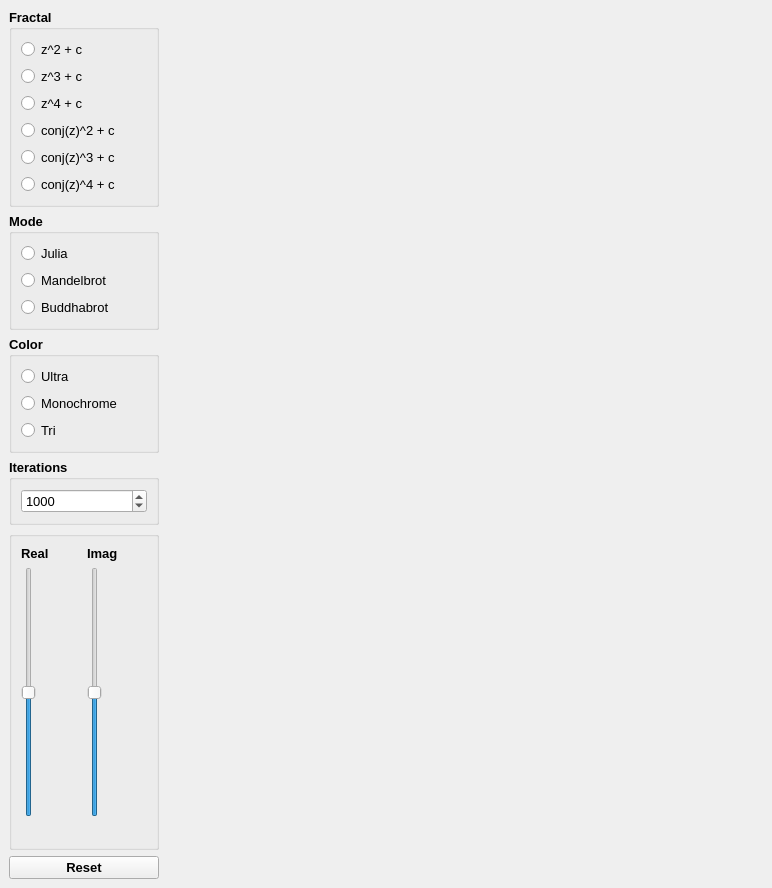
Qt form python-fractals/gui/designs/main.ui (seird/fractals) before a commit.
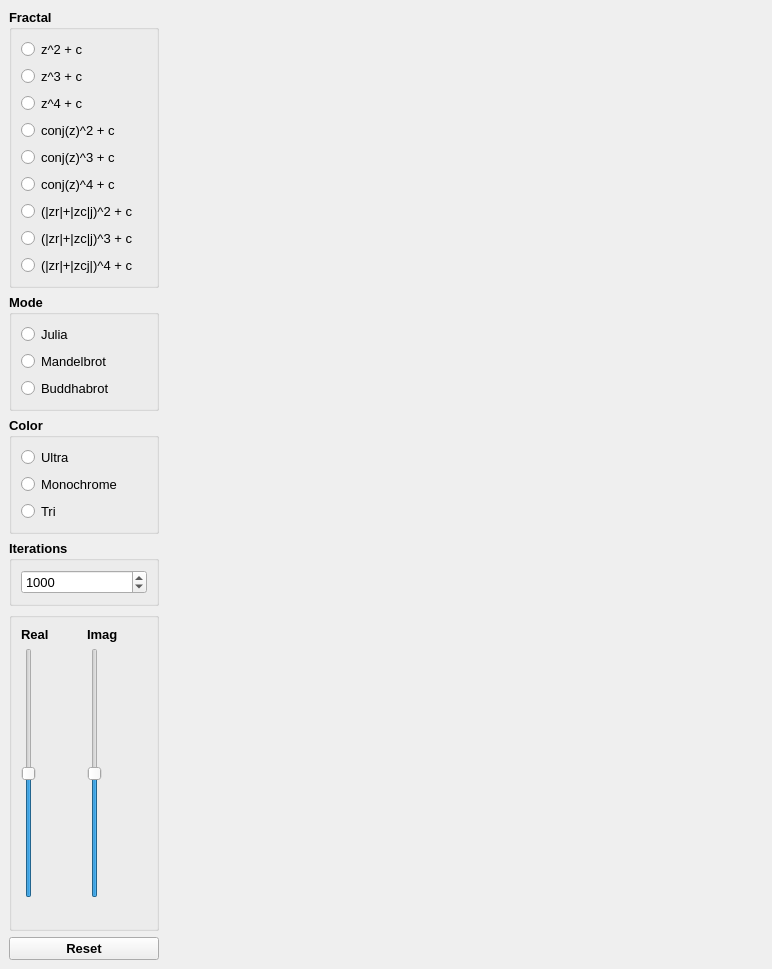
The same form after that commit.

Commit message: add burning fractals

Patch:
```diff
--- a/python-fractals/gui/designs/main.ui
+++ b/python-fractals/gui/designs/main.ui
@@ -140,6 +140,45 @@
            </property>
           </widget>
          </item>
+         <item row="7" column="0">
+          <widget class="QRadioButton" name="radio_fractal_zburn3">
+           <property name="font">
+            <font>
+             <weight>50</weight>
+             <bold>false</bold>
+            </font>
+           </property>
+           <property name="text">
+            <string>(|zr|+|zc|j)^3 + c</string>
+           </property>
+          </widget>
+         </item>
+         <item row="8" column="0">
+          <widget class="QRadioButton" name="radio_fractal_zburn4">
+           <property name="font">
+            <font>
+             <weight>50</weight>
+             <bold>false</bold>
+            </font>
+           </property>
+           <property name="text">
+            <string>(|zr|+|zcj|)^4 + c</string>
+           </property>
+          </widget>
+         </item>
+         <item row="6" column="0" colspan="2">
+          <widget class="QRadioButton" name="radio_fractal_zburn2">
+           <property name="font">
+            <font>
+             <weight>50</weight>
+             <bold>false</bold>
+            </font>
+           </property>
+           <property name="text">
+            <string>(|zr|+|zc|j)^2 + c</string>
+           </property>
+          </widget>
+         </item>
         </layout>
        </widget>
       </item>
```
The commit also changes 12 other files.
